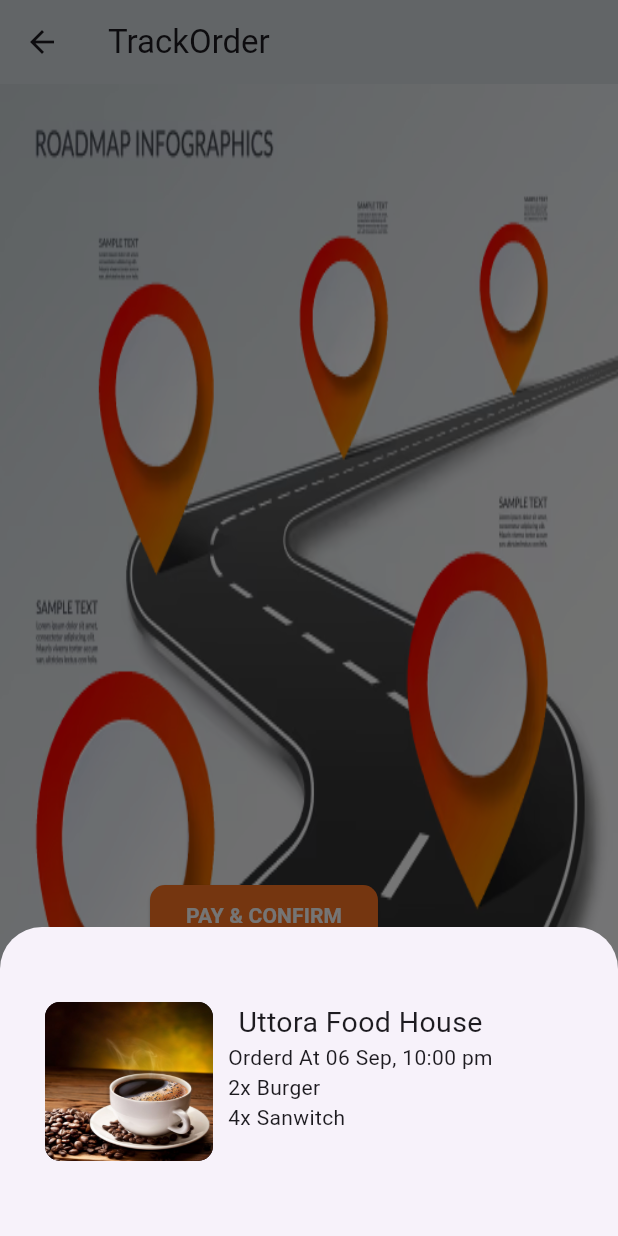
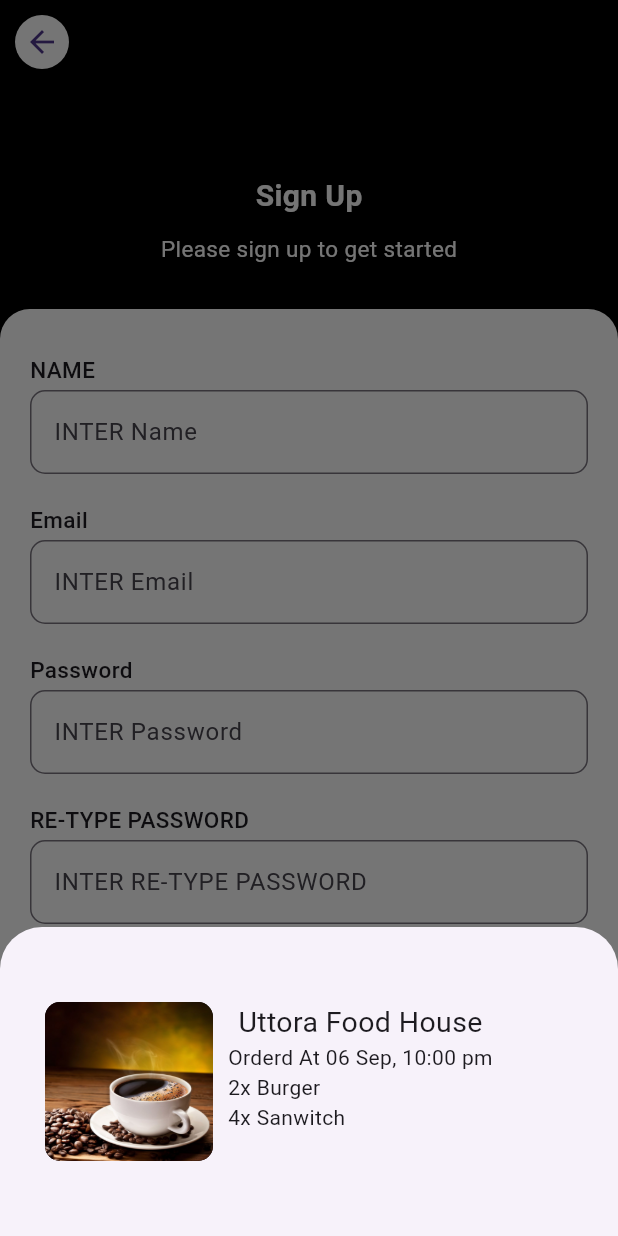
Before and after one commit to Purushottamji/zaykazone_project, a Flutter app: the TrackOrderScreen screen opened directly, after a tap on "PAY & CONFIRM", on a phone screen of 412 x 824 dp. Run offline on Flutter 3.47's test engine with Material 3 defaults, Android fonts, the phone set to English and light mode, and no system bars.

Commit message:
i created a new screen

```diff
--- /dev/null
+++ b/lib/view/screens/signup/sign_up_screen.dart
@@ -0,0 +1,178 @@
+import 'package:flutter/material.dart';
+
+class SignUpScreen extends StatefulWidget {
+  const SignUpScreen({super.key});
+
+  @override
+  State<SignUpScreen> createState() => _SignUpScreenState();
+}
+
+class _SignUpScreenState extends State<SignUpScreen> {
+  @override
+  Widget build(BuildContext context) {
+    final screenWidth = MediaQuery.of(context).size.width;
+    final screenHeight = MediaQuery.of(context).size.height;
+    return SafeArea(
+      child: Scaffold(
+        appBar: AppBar(
+          leading: Padding(
+            padding: EdgeInsets.all(10),
+            child: CircleAvatar(
+              radius: 12, // radius kam
+              backgroundColor: Colors.white,
+              child: Icon(Icons.arrow_back),
+            ),
+          ),
+          backgroundColor: Color(0xff000000),
+        ),
+
+        body: Container(
+          color: Colors.black,
+          child: ListView(
+            children: [
+              SizedBox(height: 60),
+              Center(
+                child: Text(
+                  "Sign Up",
+                  style: TextStyle(
+                    fontSize: 20,
+                    fontWeight: FontWeight.bold,
+                    color: Colors.white,
+                  ),
+                ),
+              ),
+              SizedBox(height: 10),
+              Center(
+                child: Text(
+                  "Please sign up to get started",
+                  style: TextStyle(fontSize: 15, color: Colors.white),
+                ),
+              ),
+              SizedBox(height: 30),
+              Container(
+                height: screenHeight * 0.66,
+                decoration: BoxDecoration(
+                  borderRadius: BorderRadius.only(
+                    topLeft: Radius.circular(20),
+                    topRight: Radius.circular(20),
+                  ),
+                  color: Colors.white,
+                ),
+                child: Padding(
+                  padding: const EdgeInsets.symmetric(horizontal: 20),
+                  child: Column(
+                    crossAxisAlignment: CrossAxisAlignment.start,
+                    children: [
+                      SizedBox(height: 30),
+                      Text(
+                        "NAME",
+                        style: TextStyle(
+                          fontSize: 15,
+                          fontWeight: FontWeight.w500,
+                        ),
+                      ),
+                      SizedBox(height: 3),
+                      TextFormField(
+                        decoration: InputDecoration(
+                          hintText: "INTER Name",
+                          border: OutlineInputBorder(
+                            borderRadius: BorderRadius.circular(10),
+                            borderSide: BorderSide(
+                              width: 1,
+                              color: Colors.black,
+                            ),
+                          ),
+                        ),
+                      ),
+                      SizedBox(height: 20),
+                      Text(
+                        "Email",
+                        style: TextStyle(
+                          fontSize: 15,
+                          fontWeight: FontWeight.w500,
+                        ),
+                      ),
+                      SizedBox(height: 3),
+                      TextFormField(
+                        decoration: InputDecoration(
+                          hintText: "INTER Email",
+                          border: OutlineInputBorder(
+                            borderRadius: BorderRadius.circular(10),
+                            borderSide: BorderSide(
+                              width: 1,
+                              color: Colors.black,
+                            ),
+                          ),
+                        ),
+                      ),
+                      SizedBox(height: 20),
+                      Text(
+                        "Password",
+                        style: TextStyle(
+                          fontSize: 15,
+                          fontWeight: FontWeight.w500,
+                        ),
+                      ),
+                      SizedBox(height: 3),
+                      TextFormField(
+                        decoration: InputDecoration(
+                          hintText: "INTER Password",
+                          border: OutlineInputBorder(
+                            borderRadius: BorderRadius.circular(10),
+                            borderSide: BorderSide(
+                              width: 1,
+                              color: Colors.black,
+                            ),
+                          ),
+                        ),
+                      ),
+                      SizedBox(height: 20),
+                      Text(
+                        "RE-TYPE PASSWORD",
+                        style: TextStyle(
+                          fontSize: 15,
+                          fontWeight: FontWeight.w500,
+                        ),
+                      ),
+                      SizedBox(height: 3),
+                      TextFormField(
+                        decoration: InputDecoration(
+                          hintText: "INTER RE-TYPE PASSWORD",
+                          border: OutlineInputBorder(
+                            borderRadius: BorderRadius.circular(10),
+                            borderSide: BorderSide(
+                              width: 1,
+                              color: Colors.black,
+                            ),
+                          ),
+                        ),
+                      ),
+                      SizedBox(height: 30),
+                      Center(
+                        child: ElevatedButton(
+                          style: ElevatedButton.styleFrom(
+                            padding: EdgeInsets.symmetric(
+                              vertical: 15,
+                              horizontal: 70,
+                            ),
+                            backgroundColor: Color(0xffFF620D),
+
+                            shape: RoundedRectangleBorder(
+                              borderRadius: BorderRadius.circular(10),
+                            ),
+                          ),
+                          onPressed: () {},
+                          child: Text("SIGN UP",style: TextStyle(color: Colors.white),),
+                        ),
+                      ),
+                    ],
+                  ),
+                ),
+              ),
+            ],
+          ),
+        ),
+      ),
+    );
+  }
+}
--- a/lib/view/screens/track_order/track_order_screen.dart
+++ b/lib/view/screens/track_order/track_order_screen.dart
@@ -1,6 +1,7 @@
 import 'package:flutter/cupertino.dart';
 import 'package:flutter/material.dart';
 import 'package:zaykazone/view/screens/cart/add_cart_screen.dart';
+import 'package:zaykazone/view/screens/signup/sign_up_screen.dart';
 
 class TrackOrderScreen extends StatefulWidget {
   const TrackOrderScreen({super.key});
@@ -31,6 +32,7 @@ class _TrackOrderScreenState extends State<TrackOrderScreen> {
             ),
           ),
           onPressed: () {
+            Navigator.push(context, MaterialPageRoute(builder: (context) => SignUpScreen(),));
 
         showModalBottomSheet(context: context, builder: (context) {
           return SizedBox(height: screenHeight*0.25,
```
